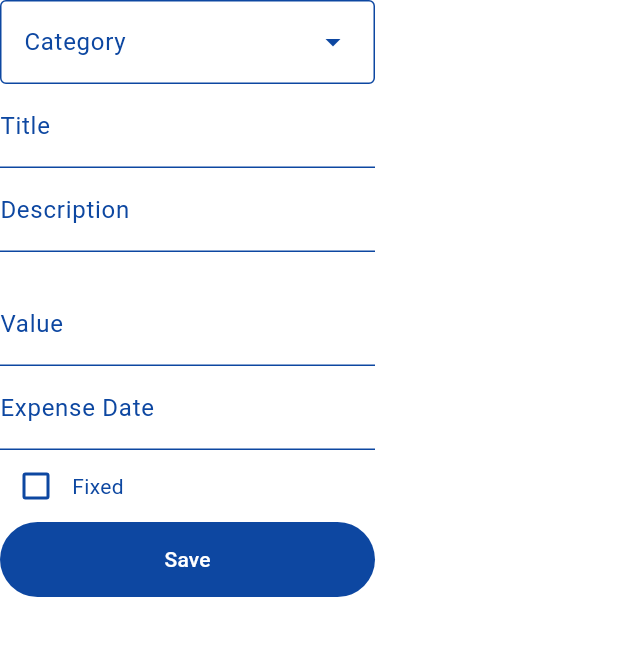
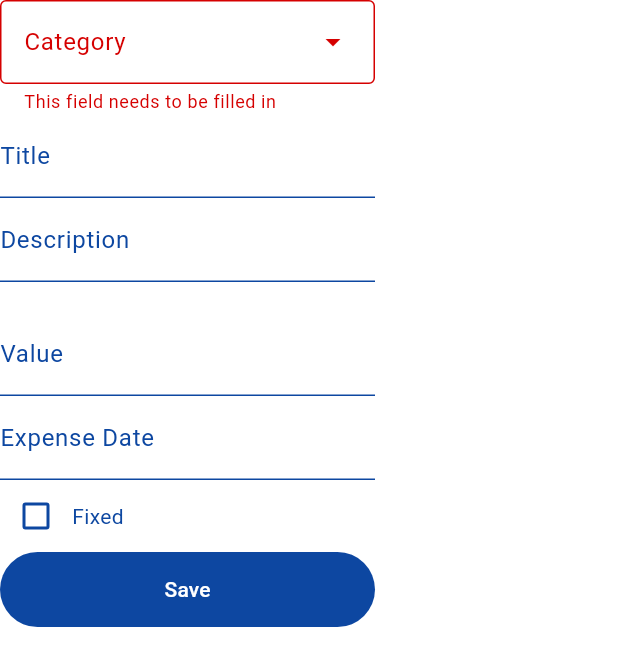
Before and after one commit to vinilima2/fake_wallet, a Flutter app: the ExpenseForm widget shown alone on an empty page, opened directly with empty values, after a tap on the "arrow drop down" icon, after a tap on "Save", on a phone screen of 412 x 824 dp. Shown: the top 666 px of the screen. Run offline on Flutter 3.47's test engine with Material 3 defaults, Android fonts, the phone set to English and light mode, and no system bars; our stand-ins replace drift, drift_flutter, fl_chart, loader_overlay, permission_handler, share_plus; missing offline and left inert: excel; accounts and stored records are empty; generated files the repository leaves out were written again.

Commit message:
feat: Inserting validate in expense form.

```diff
--- a/lib/l10n/app_en.arb
+++ b/lib/l10n/app_en.arb
@@ -33,5 +33,6 @@
   "health": "Health",
   "numberOfMonth":"Number of Months",
   "successSave":"Expense saved successfully",
-  "successDelete":"Successfully deleted expense"
+  "successDelete":"Successfully deleted expense",
+  "validateMessage":"This field needs to be filled in"
 }
--- a/lib/l10n/app_es.arb
+++ b/lib/l10n/app_es.arb
@@ -33,5 +33,6 @@
   "health": "Salud",
   "numberOfMonth":"Numero de Meses",
   "successSave":"Gasto guardado exitosamente",
-  "successDelete":"Gasto eliminado exitosamente"
+  "successDelete":"Gasto eliminado exitosamente",
+  "validateMessage":"Este campo debe ser completado"
 }
--- a/lib/l10n/app_pt.arb
+++ b/lib/l10n/app_pt.arb
@@ -33,5 +33,6 @@
   "health": "Saúde",
   "numberOfMonth":"Número de Meses",
   "successSave":"Despesa salva com sucesso",
-  "successDelete":"Despesa deletada com sucesso"
+  "successDelete":"Despesa deletada com sucesso",
+  "validateMessage":"Este campo precisa ser preenchido"
 }
--- a/lib/utils/theme_utils.dart
+++ b/lib/utils/theme_utils.dart
@@ -6,11 +6,11 @@ class ThemeUtils {
       primary: Colors.blue.shade900,
       onPrimary: Colors.blue.shade900,
       secondary: Colors.blue.shade700,
-      onSecondary: Colors.lightBlue.shade100,
+      onSecondary: const Color.fromARGB(255, 229, 248, 253),
       tertiary: Colors.amberAccent.shade400,
       onTertiary: Colors.yellow.shade200,
-      error: Colors.blue.shade900,
-      onError: Colors.blue.shade900,
+      error: Colors.redAccent.shade700,
+      onError: Colors.redAccent.shade700,
       surface: Colors.white,
       onSurface: Colors.blue.shade900);
 
@@ -19,11 +19,11 @@ class ThemeUtils {
       primary: Colors.blue.shade800,
       onPrimary: Colors.blue.shade800,
       secondary: Colors.blue.shade600,
-      onSecondary: Colors.blueGrey.shade900,
+      onSecondary: Colors.grey.shade900,
       tertiary: Colors.amberAccent.shade700,
       onTertiary: const Color.fromARGB(255, 137, 137, 2),
-      error: Colors.blue.shade800,
-      onError: Colors.blue.shade800,
+      error: Colors.redAccent.shade700,
+      onError: Colors.redAccent.shade700,
       surface: Colors.black,
       onSurface: Colors.blue.shade800);
 
--- a/lib/widgets/expense_form.dart
+++ b/lib/widgets/expense_form.dart
@@ -20,10 +20,15 @@ class ExpenseForm extends StatefulWidget {
 
 class _ExpenseFormState extends State<ExpenseForm> {
   ExpenseModel expense = ExpenseModel();
+  String? dropdownMessage;
+  final _formKey = GlobalKey<FormState>();
+
   @override
   Widget build(BuildContext context) {
     final defaultColorScheme = Theme.of(context).colorScheme;
     return Form(
+      key: _formKey,
+      autovalidateMode: AutovalidateMode.onUnfocus,
       child: SingleChildScrollView(
         child: SizedBox(
           width: 250,
@@ -33,26 +38,34 @@ class _ExpenseFormState extends State<ExpenseForm> {
             children: [
               DropdownMenu<CategoryData>(
                 key: const Key('category'),
+                errorText: dropdownMessage,
                 width: 250,
                 initialSelection: null,
                 requestFocusOnTap: false,
                 label: Text(AppLocalizations.of(context)!.category),
                 onSelected: (CategoryData? category) {
                   expense.category = category!.id;
+                  setState(() {
+                    dropdownMessage = null;
+                  });
                 },
                 dropdownMenuEntries: widget.categories
                     .map<DropdownMenuEntry<CategoryData>>(
                         (CategoryData category) {
                   return DropdownMenuEntry<CategoryData>(
                       style: ButtonStyle(
-                          backgroundColor:
-                              WidgetStatePropertyAll(defaultColorScheme.surface)),
+                          backgroundColor: WidgetStatePropertyAll(
+                              defaultColorScheme.surface)),
                       value: category,
                       label: category.description,
                       labelWidget: Row(
                         children: [
-                          Icon(IconData(DatabaseUtils.invertedIconMap[category.icon]!,
-                              fontFamily: 'MaterialIcons'), color: defaultColorScheme.onSurface,),
+                          Icon(
+                            IconData(
+                                DatabaseUtils.invertedIconMap[category.icon]!,
+                                fontFamily: 'MaterialIcons'),
+                            color: defaultColorScheme.onSurface,
+                          ),
                           Text(category.description)
                         ],
                       ));
@@ -67,6 +80,12 @@ class _ExpenseFormState extends State<ExpenseForm> {
                 decoration: InputDecoration(
                     counterText: '',
                     labelText: AppLocalizations.of(context)!.title),
+                validator: (value) {
+                  if (value == null || value.isEmpty) {
+                    return AppLocalizations.of(context)!.validateMessage;
+                  }
+                  return null;
+                },
               ),
               TextFormField(
                 key: const Key('name'),
@@ -75,6 +94,12 @@ class _ExpenseFormState extends State<ExpenseForm> {
                 onChanged: (text) => expense.name = text,
                 decoration: InputDecoration(
                     labelText: AppLocalizations.of(context)!.description),
+                validator: (value) {
+                  if (value == null || value.isEmpty) {
+                    return AppLocalizations.of(context)!.validateMessage;
+                  }
+                  return null;
+                },
               ),
               Container(
                 height: 20,
@@ -91,6 +116,12 @@ class _ExpenseFormState extends State<ExpenseForm> {
                     const TextInputType.numberWithOptions(decimal: true),
                 decoration: InputDecoration(
                     labelText: AppLocalizations.of(context)!.value),
+                validator: (value) {
+                  if (value == null || value.isEmpty) {
+                    return AppLocalizations.of(context)!.validateMessage;
+                  }
+                  return null;
+                },
               ),
               TextFormField(
                 key: const Key('expenseDate'),
@@ -103,11 +134,18 @@ class _ExpenseFormState extends State<ExpenseForm> {
                 keyboardType: TextInputType.datetime,
                 decoration: InputDecoration(
                     labelText: AppLocalizations.of(context)!.expenseDate),
+                validator: (value) {
+                  if (value == null || value.isEmpty) {
+                    return AppLocalizations.of(context)!.validateMessage;
+                  }
+                  return null;
+                },
               ),
               Row(
                 children: [
                   Checkbox(
                       focusColor: defaultColorScheme.onSurface,
+                      checkColor: defaultColorScheme.surface,
                       value: expense.fixed,
                       onChanged: (value) {
                         setState(() {
@@ -118,7 +156,9 @@ class _ExpenseFormState extends State<ExpenseForm> {
                 ],
               ),
               expense.fixed
-                  ? TextFormField(
+                  ? Container(
+                      margin: const EdgeInsets.only(bottom: 10),
+                      child: TextFormField(
                         initialValue:
                             expense.numberMonthsOfFixedExpense.toString(),
                         onChanged: (text) => expense
@@ -126,20 +166,34 @@ class _ExpenseFormState extends State<ExpenseForm> {
                         keyboardType: TextInputType.number,
                         maxLength: 2,
                         decoration: InputDecoration(
+                            counterText: '',
                             labelText:
                                 AppLocalizations.of(context)!.numberOfMonth),
+                      ),
                     )
                   : Container(),
               FilledButton(
                 key: const Key('saveButton'),
                 onPressed: () {
+                  if (expense.category == 0) {
+                    setState(() {
+                      dropdownMessage =
+                          AppLocalizations.of(context)!.validateMessage;
+                    });
+                    return;
+                  }
+                  if (_formKey.currentState!.validate()) {
                     widget.onSave(expense);
+                  }
                 },
                 style: ButtonStyle(
                     backgroundColor:
                         WidgetStatePropertyAll(defaultColorScheme.onSurface),
                     fixedSize: const WidgetStatePropertyAll(Size(1000, 50))),
-                child: Text(AppLocalizations.of(context)!.save, style: TextStyle(color: defaultColorScheme.surface),),
+                child: Text(
+                  AppLocalizations.of(context)!.save,
+                  style: TextStyle(color: defaultColorScheme.surface),
+                ),
               )
             ],
           ),
```
Lines whose indentation alone changed are shown as unchanged.
